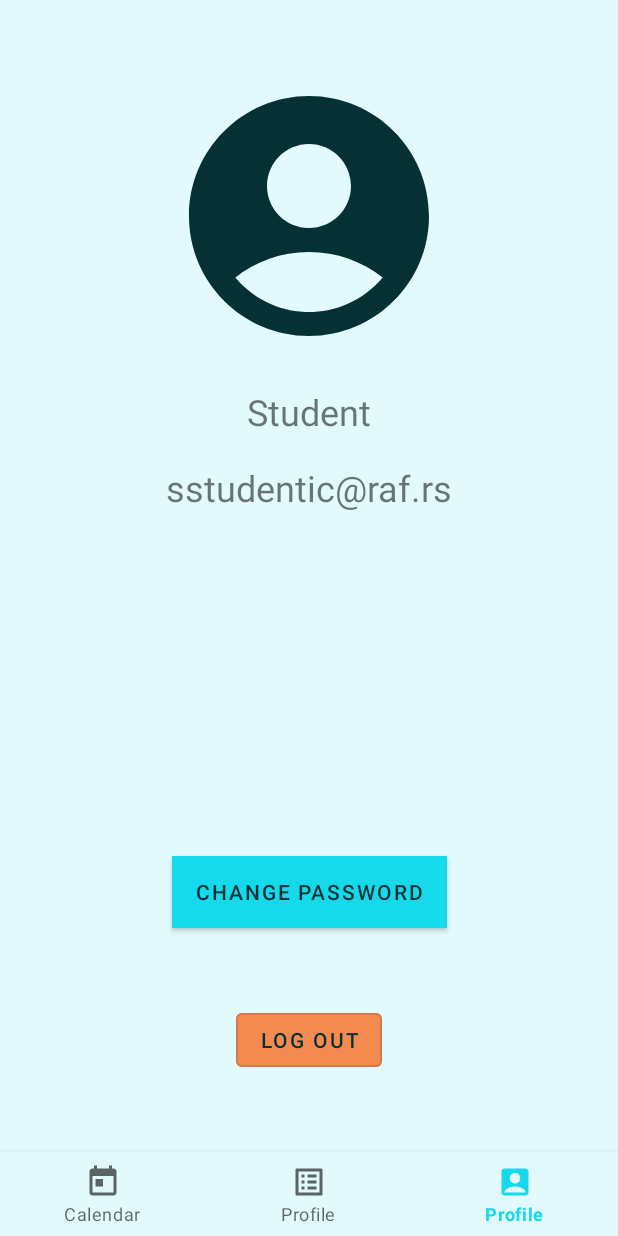
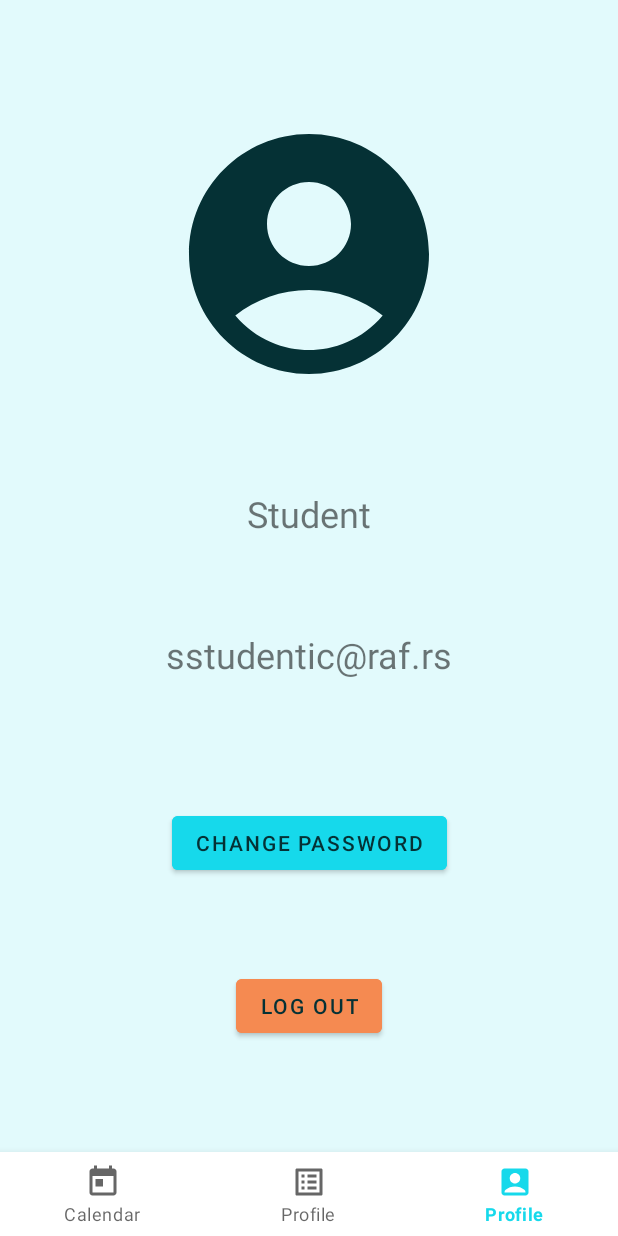
Before and after one commit to Rabbito20/RMA_P1, an Android app: the screen it shows after launch (MainActivity), item 3 of the bottom bar chosen, on a phone screen of 412 x 824 dp. Run offline under Robolectric (Android 15) with nearby library versions, the phone set to English and light mode, and no system bars.

Commit message:
Fixed color for the buttons in the Profile fragment.

```diff
--- a/app/src/main/res/layout/fragment_profile.xml
+++ b/app/src/main/res/layout/fragment_profile.xml
@@ -6,13 +6,13 @@
     android:layout_height="match_parent"
     tools:context=".profile.ProfileFragment">
 
-
     <ImageView
         android:id="@+id/img_profile"
         android:layout_width="wrap_content"
         android:layout_height="192dp"
-        android:layout_marginTop="48dp"
+        android:layout_marginTop="12dp"
         android:src="@drawable/ic_pfp_big"
+        app:layout_constraintBottom_toTopOf="@id/tvProfileName"
         app:layout_constraintLeft_toLeftOf="parent"
         app:layout_constraintRight_toRightOf="parent"
         app:layout_constraintTop_toTopOf="parent"
@@ -35,38 +35,30 @@
         android:layout_height="wrap_content"
         android:text="sstudentic@raf.rs"
         android:textSize="24sp"
-        app:layout_constraintBottom_toTopOf="@id/ivSpacer"
+        app:layout_constraintBottom_toTopOf="@id/btnChangePassword"
         app:layout_constraintLeft_toLeftOf="parent"
         app:layout_constraintRight_toRightOf="parent"
-        app:layout_constraintTop_toTopOf="@id/tvProfileName" />
-
-    <!-- Spacer za -->
-    <ImageView
-        android:id="@+id/ivSpacer"
-        android:layout_width="match_parent"
-        android:layout_height="128dp"
-        android:visibility="invisible"
-        app:layout_constraintBottom_toTopOf="@id/btnChangePassword"
-        app:layout_constraintTop_toBottomOf="@id/tvMail" />
+        app:layout_constraintTop_toBottomOf="@id/tvProfileName" />
 
     <Button
         android:id="@+id/btnChangePassword"
         android:layout_width="wrap_content"
         android:layout_height="wrap_content"
+        android:layout_marginTop="24dp"
         android:text="@string/change_password"
-        android:background="@color/design_default_color_primary"
-        app:layout_constraintBottom_toBottomOf="@id/btnLogOut"
+        android:backgroundTint="@color/item_background_color_main2"
+        app:layout_constraintBottom_toTopOf="@id/btnLogOut"
         app:layout_constraintLeft_toLeftOf="parent"
         app:layout_constraintRight_toRightOf="parent"
-        app:layout_constraintTop_toBottomOf="@+id/ivSpacer" />
+        app:layout_constraintTop_toBottomOf="@id/tvMail" />
 
     <Button
         android:id="@+id/btnLogOut"
-        style="?attr/materialButtonOutlinedStyle"
         android:layout_width="wrap_content"
         android:layout_height="wrap_content"
+        android:layout_marginBottom="12dp"
+        android:text="@string/logout"
         android:backgroundTint="@color/logout_color"
-        android:text="@string/logout"
         android:textColor="@color/main_color_front"
         app:layout_constraintBottom_toBottomOf="parent"
         app:layout_constraintLeft_toLeftOf="parent"
--- a/app/src/main/res/values/strings.xml
+++ b/app/src/main/res/values/strings.xml
@@ -1,5 +1,5 @@
 <resources>
-    <string name="app_name">P1_NikolaDjurovicRN4316</string>
+    <string name="app_name">RAF Dnevnjak</string>
 
     <string name="calendar_name">Calendar</string>
 
--- a/app/src/main/res/values/themes.xml
+++ b/app/src/main/res/values/themes.xml
@@ -1,7 +1,7 @@
 <resources xmlns:tools="http://schemitemas.android.com/tools">
     <!-- Base application theme. -->
     <style name="Theme.P1_NikolaDjurovicRN4316" parent="Theme.MaterialComponents.DayNight.NoActionBar">
-        <item name="android:background">@color/item_background_color_main1</item>
+        <item name="android:backgroundTint">@color/item_background_color_main1</item>
 
         <!-- Primary brand color. -->
         <item name="colorPrimary">@color/item_background_color_main2</item>
@@ -14,8 +14,10 @@
         <item name="colorOnSecondary">@color/black</item>
 
         <!-- Status bar color. -->
-        <item name="android:statusBarColor">?attr/colorPrimary</item>
-<!--        <item name="buttonBarButtonStyle">?attr/colorPrimary</item>-->
+<!--        <item name="android:statusBarColor">?attr/colorPrimary</item>-->
+        <item name="buttonStyle">@color/logout_color</item>
+        <item name="android:radius">80dp</item>
+<!--        <item name="android:backgroundTint">@color/logout_color</item>-->
 
         <!-- Customize your theme here. -->
 
```
